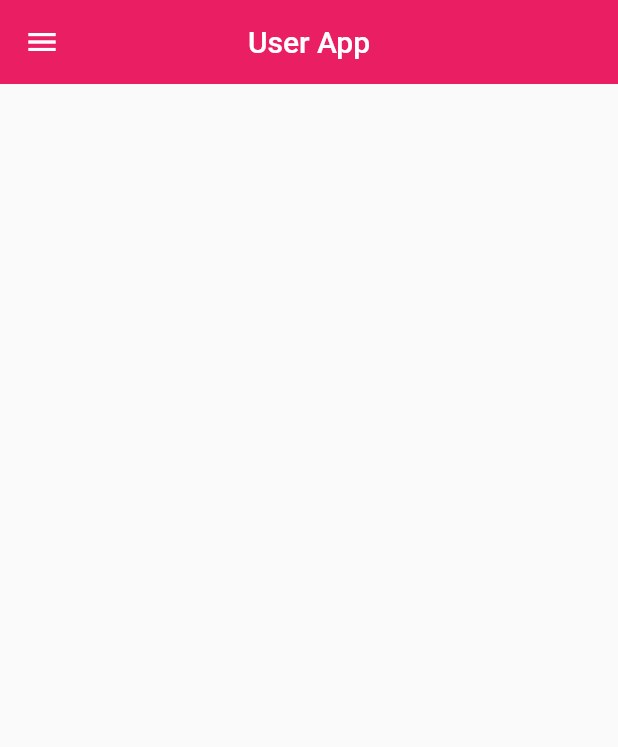
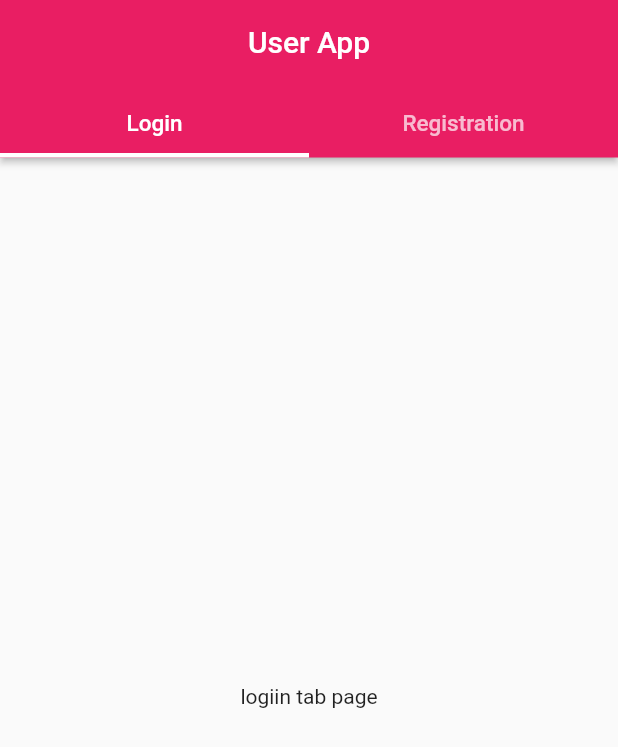
Before and after one commit to halitmesut/shop_user_app, a Flutter app: the screen it shows after launch, on a phone screen of 412 x 824 dp. Shown: the top 747 px of the screen. Run offline on Flutter 3.47's test engine with Material 2 defaults, Android fonts, the phone set to English and light mode, and no system bars.

Commit message:
login and register tab pagees

```diff
--- a/lib/authScreens/auth_screen.dart
+++ b/lib/authScreens/auth_screen.dart
@@ -1,4 +1,6 @@
 import 'package:flutter/material.dart';
+import 'package:shop_user_app/authScreens/login_tab_page.dart';
+import 'package:shop_user_app/authScreens/registration_tab_page.dart';
 
 class AuthScreen extends StatefulWidget {
   const AuthScreen({Key? key}) : super(key: key);
@@ -12,7 +14,32 @@ class _AuthScreenState extends State<AuthScreen> {
   Widget build(BuildContext context) {
     return DefaultTabController(
       length: 2,
-      child: Scaffold(),
+      child: Scaffold(
+        appBar: AppBar(
+          backgroundColor: Colors.pink,
+          title: Text("User App"),
+          centerTitle: true,
+          elevation: 2,
+          bottom: const TabBar(
+            indicatorColor: Colors.white,
+            indicatorWeight: 3,
+            labelStyle: TextStyle(fontSize: 15),
+            tabs: [
+              Tab(
+                text: "Login",
+                height: 40,
+              ),
+              Tab(
+                text: "Registration",
+                height: 20,
+              )
+            ],
+          ),
+        ),
+        body: TabBarView(
+          children: [LoginTabPage(), RegistrationTabPage()],
+        ),
+      ),
     );
   }
 }
--- /dev/null
+++ b/lib/authScreens/login_tab_page.dart
@@ -0,0 +1,17 @@
+import 'package:flutter/material.dart';
+
+class LoginTabPage extends StatefulWidget {
+  const LoginTabPage({Key? key}) : super(key: key);
+
+  @override
+  State<LoginTabPage> createState() => _LoginTabPageState();
+}
+
+class _LoginTabPageState extends State<LoginTabPage> {
+  @override
+  Widget build(BuildContext context) {
+    return Center(
+      child: Text("logiin tab page"),
+    );
+  }
+}
--- /dev/null
+++ b/lib/authScreens/registration_tab_page.dart
@@ -0,0 +1,17 @@
+import 'package:flutter/material.dart';
+
+class RegistrationTabPage extends StatefulWidget {
+  const RegistrationTabPage({Key? key}) : super(key: key);
+
+  @override
+  State<RegistrationTabPage> createState() => _RegistrationTabPageState();
+}
+
+class _RegistrationTabPageState extends State<RegistrationTabPage> {
+  @override
+  Widget build(BuildContext context) {
+    return Center(
+      child: Text("registration"),
+    );
+  }
+}
--- a/lib/main.dart
+++ b/lib/main.dart
@@ -1,4 +1,5 @@
 import 'package:flutter/material.dart';
+import 'package:shop_user_app/authScreens/auth_screen.dart';
 import 'package:shop_user_app/mainScrrens/home_screen.dart';
 import 'package:shop_user_app/splashScreen/my_splash_screen.dart';
 
@@ -17,7 +18,7 @@ class MyApp extends StatelessWidget {
         primarySwatch: Colors.blue,
       ),
       debugShowCheckedModeBanner: false,
-      home: MySplashScreen(),
+      home: AuthScreen(),
     );
   }
 }
```
